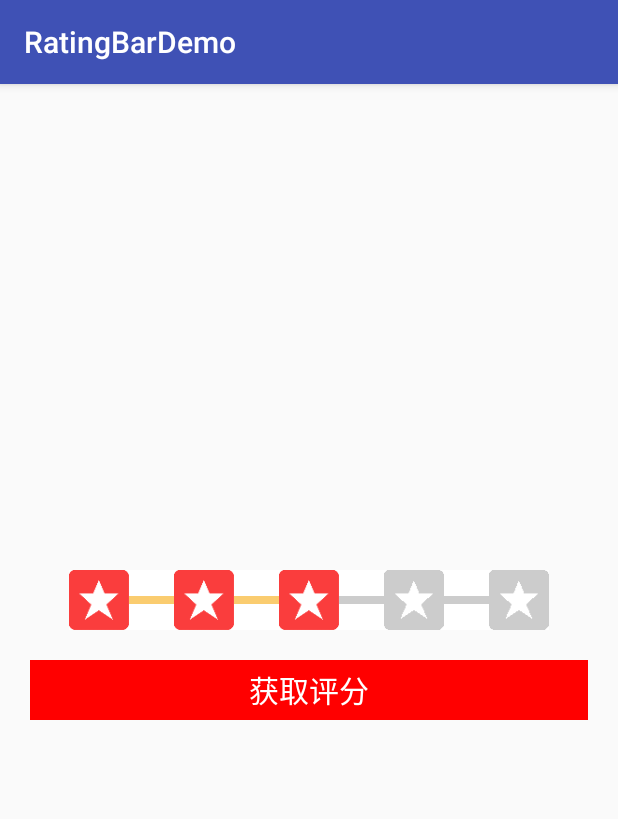
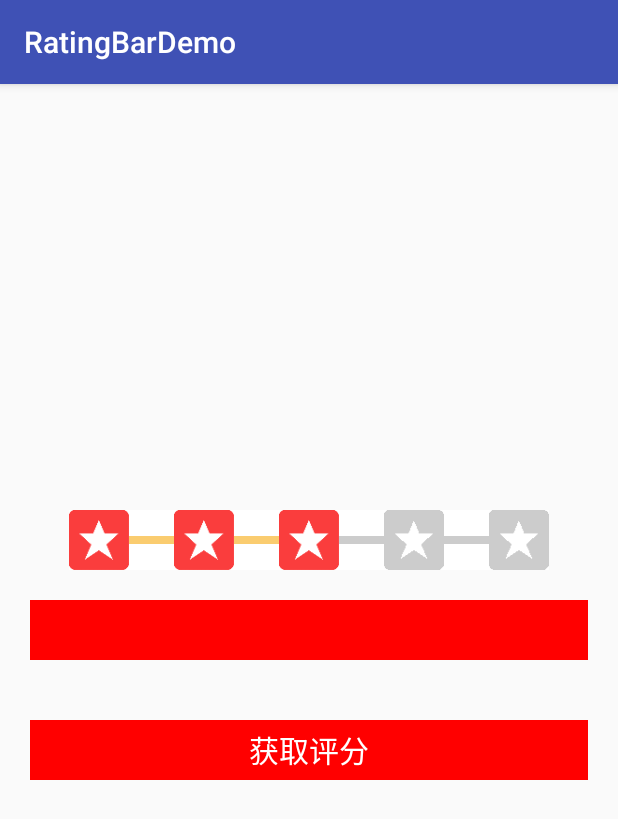
Before and after one commit to ssj64260/MyRatingBar, an Android app: the screen it shows after launch (MainActivity), after a tap on "获取评分", on a phone screen of 412 x 824 dp. Shown: the top 819 px of the screen. Run offline under Robolectric (Android 15) with nearby library versions, the phone set to English and light mode, and no system bars.

Commit message:
#增加分数改变监听

```diff
--- a/app/src/main/java/com/android/ratingbardemo/MainActivity.java
+++ b/app/src/main/java/com/android/ratingbardemo/MainActivity.java
@@ -3,22 +3,36 @@ package com.android.ratingbardemo;
 import android.support.v7.app.AppCompatActivity;
 import android.os.Bundle;
 import android.view.View;
+import android.widget.TextView;
 import android.widget.Toast;
 
 public class MainActivity extends AppCompatActivity {
+
+    private MyRatingBar rbStar;
+    private TextView tvPoint;
+    private TextView tvGetPoint;
 
     @Override
     protected void onCreate(Bundle savedInstanceState) {
         super.onCreate(savedInstanceState);
         setContentView(R.layout.activity_main);
 
-        final MyRatingBar rbStart = (MyRatingBar) findViewById(R.id.rb_start);
-        rbStart.setItem(5, 3);
+        rbStar = (MyRatingBar) findViewById(R.id.rb_start);
+        tvPoint = (TextView) findViewById(R.id.tv_point);
+        tvGetPoint = (TextView) findViewById(R.id.tv_get_point);
 
-        findViewById(R.id.tv_get_point).setOnClickListener(new View.OnClickListener() {
+        rbStar.setItem(5, 3);
+        rbStar.setPointChangeListener(new MyRatingBar.OnPointChangeListener() {
+            @Override
+            public void onPointChangeListener(int point) {
+                tvPoint.setText("当前评分：" + point);
+            }
+        });
+
+        tvGetPoint.setOnClickListener(new View.OnClickListener() {
             @Override
             public void onClick(View view) {
-                final int point = rbStart.getPointNumber();
+                final int point = rbStar.getPointNumber();
                 Toast.makeText(MainActivity.this, String.valueOf(point), Toast.LENGTH_LONG).show();
             }
         });
--- a/app/src/main/java/com/android/ratingbardemo/MyRatingBar.java
+++ b/app/src/main/java/com/android/ratingbardemo/MyRatingBar.java
@@ -25,6 +25,8 @@ public class MyRatingBar extends ViewGroup {
     private static final int ITEM_WIDTH_DP = 30;
     private static final int ITEM_HEIGHT_DP = 30;
     private static final int LINE_WIDTH_DP = 2;
+
+    private OnPointChangeListener mPointChangeListener;
 
     private int mItemPaddingPX;
     private int mItemWidthPX;
@@ -116,6 +118,10 @@ public class MyRatingBar extends ViewGroup {
         return point;
     }
 
+    public void setPointChangeListener(OnPointChangeListener pointChangeListener) {
+        this.mPointChangeListener = pointChangeListener;
+    }
+
     @Override
     protected void onLayout(boolean changed, int left, int top, int right, int bottom) {
         final int childCount = getChildCount();
@@ -163,10 +169,17 @@ public class MyRatingBar extends ViewGroup {
 
     private void setStatus(int touchX) {
         int i = mCanSetZeroPoint ? 0 : 1;
+        int point = i;
         for (; i < mViewList.size(); i++) {
             final View view = mViewList.get(i);
             final int viewLeft = view.getLeft();
             view.setSelected(touchX > viewLeft);
+            if (view.isSelected()) {
+                point++;
+            }
+        }
+        if (mPointChangeListener != null) {
+            mPointChangeListener.onPointChangeListener(point);
         }
         invalidate();
     }
@@ -186,4 +199,8 @@ public class MyRatingBar extends ViewGroup {
         }
         return true;
     }
+
+    public interface OnPointChangeListener {
+        void onPointChangeListener(int point);
+    }
 }
--- a/app/src/main/res/layout/activity_main.xml
+++ b/app/src/main/res/layout/activity_main.xml
@@ -21,6 +21,16 @@
         app:line_width="5dp" />
 
     <TextView
+        android:id="@+id/tv_point"
+        android:layout_width="match_parent"
+        android:layout_height="40dp"
+        android:layout_margin="20dp"
+        android:background="#ff0000"
+        android:gravity="center"
+        android:textColor="#ffffff"
+        android:textSize="20sp" />
+
+    <TextView
         android:id="@+id/tv_get_point"
         android:layout_width="match_parent"
         android:layout_height="40dp"
```
